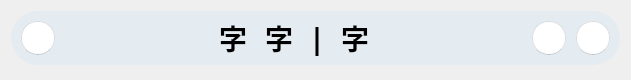
First picture: the form in ui/default_light.ui, repository Yersmagit/cw-lessons-displayer, before the edit.
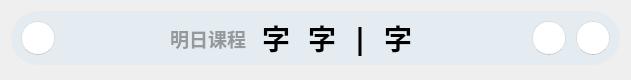
Second picture: the form after the edit. Icons and pictures are not drawn.

```diff
--- a/ui/default_light.ui
+++ b/ui/default_light.ui
@@ -159,6 +159,50 @@
           </property>
          </spacer>
         </item>
+        <item>
+         <widget class="QLabel" name="tomorrow_course_text">
+          <property name="font">
+           <font>
+            <family>HarmonyOS Sans SC</family>
+            <pointsize>14</pointsize>
+            <weight>75</weight>
+            <italic>false</italic>
+            <bold>true</bold>
+           </font>
+          </property>
+          <property name="styleSheet">
+           <string notr="true">border: none;
+color: rgba(0, 0, 0, 90);
+font-weight: bold;
+background: none;</string>
+          </property>
+          <property name="text">
+           <string>明日课程</string>
+          </property>
+          <property name="textFormat">
+           <enum>Qt::PlainText</enum>
+          </property>
+          <property name="alignment">
+           <set>Qt::AlignLeading|Qt::AlignLeft|Qt::AlignVCenter</set>
+          </property>
+         </widget>
+        </item>
+        <item>
+         <spacer name="horizontalSpacer_fixed_left_2">
+          <property name="orientation">
+           <enum>Qt::Horizontal</enum>
+          </property>
+          <property name="sizeType">
+           <enum>QSizePolicy::Fixed</enum>
+          </property>
+          <property name="sizeHint" stdset="0">
+           <size>
+            <width>10</width>
+            <height>20</height>
+           </size>
+          </property>
+         </spacer>
+        </item>
         <item>
          <layout class="QHBoxLayout" name="horizontalLayout_lesson_list">
           <item>
```
